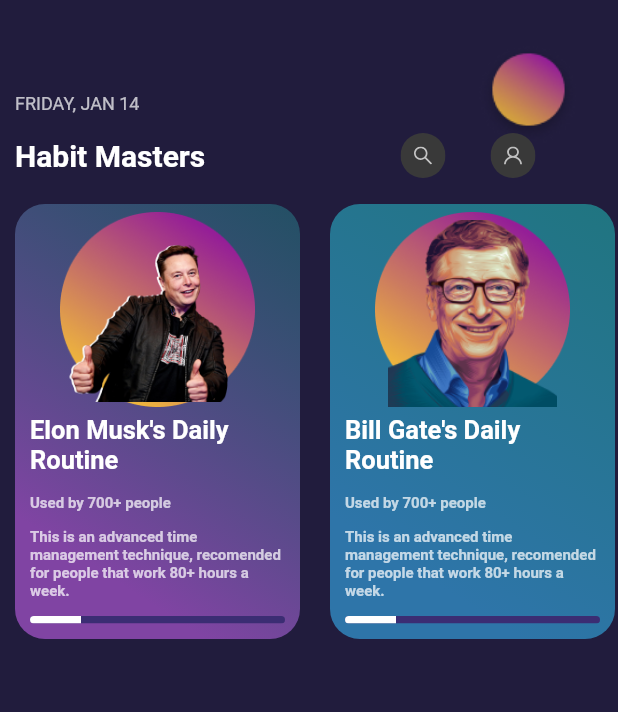
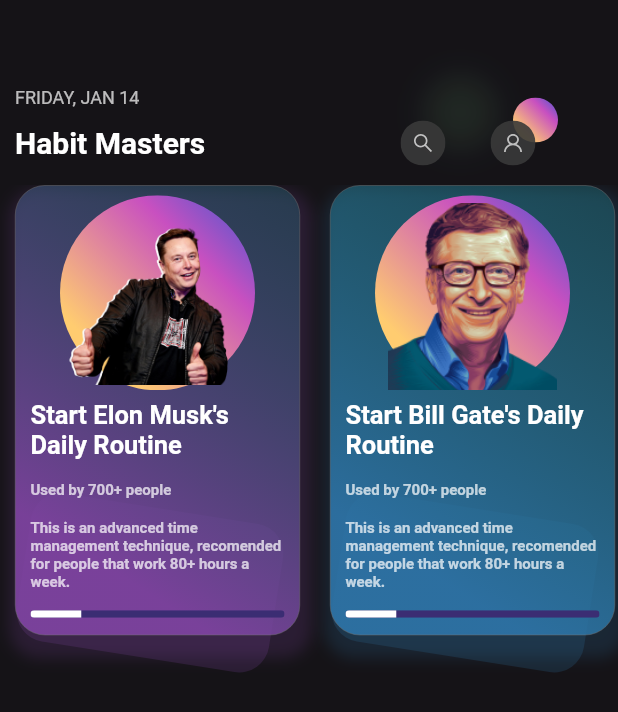
Before and after one commit to ANORAK-MATTFLY/habit_master, a Flutter app: the screen it shows after launch, on a phone screen of 412 x 824 dp. Shown: the top 712 px of the screen. Run offline on Flutter 3.47's test engine with Material 2 defaults, Android fonts, the phone set to English and light mode, and no system bars; our stand-ins replace flutter_svg, google_fonts.

Commit message:
style: refaont the cards

```diff
--- a/lib/features/home/presentation/pages/home_page.dart
+++ b/lib/features/home/presentation/pages/home_page.dart
@@ -1,5 +1,8 @@
+import 'dart:ui';
+
 import 'package:flutter/material.dart';
 import 'package:flutter_svg/svg.dart';
+import 'package:habit_master/shared/features/routine/widgets/circle.dart';
 import 'package:intl/intl.dart';
 
 import 'package:habit_master/features/home/presentation/pages/widgets/card.dart';
@@ -30,13 +33,34 @@
       body: Container(
           height: height,
           width: double.infinity,
-        decoration: const BoxDecoration(
-          image: DecorationImage(
-            image: AssetImage("assets/images/Home-bg.png"),
-            fit: BoxFit.cover,
+          decoration: const BoxDecoration(color: Color(0xFF050308)),
+          child: Stack(
+            children: [
+              Positioned(
+                right: 80.0,
+                top: 50.0,
+                child: ClipRRect(
+                    borderRadius: BorderRadius.circular(360),
+                    child: Container(
+                        color: const Color(0x2F88DA88).withOpacity(0.1),
+                        height: 50.0,
+                        width: 50.0)),
               ),
+              BackdropFilter(
+                filter: ImageFilter.blur(sigmaX: 10.0, sigmaY: 10.0),
+                child: Container(
+                    color: Colors.grey.withOpacity(0.1),
+                    height: MediaQuery.of(context).size.height,
+                    width: MediaQuery.of(context).size.width),
               ),
-        child: Column(
+              Stack(
+                children: [
+                  Positioned(
+                      right: 40.0,
+                      top: 65.0,
+                      child: Container(
+                          height: 30, width: 30, child: const Circle())),
+                  Column(
                     children: [
                       Expanded(
                         child: Container(
@@ -54,7 +78,8 @@
                                 ),
                               ),
                               Row(
-                      mainAxisAlignment: MainAxisAlignment.spaceBetween,
+                                mainAxisAlignment:
+                                    MainAxisAlignment.spaceBetween,
                                 children: [
                                   const Text(
                                     "Habit Masters",
@@ -68,24 +93,29 @@
                                     width: 200.0,
                                     // color: Colors.e
                                     child: Row(
-                            mainAxisAlignment: MainAxisAlignment.center,
+                                      mainAxisAlignment:
+                                          MainAxisAlignment.center,
                                       children: [
                                         Padding(
-                                padding: const EdgeInsets.only(right: 30.0),
+                                          padding: const EdgeInsets.only(
+                                              right: 30.0),
                                           child: ClipRRect(
-                                  borderRadius: const BorderRadius.all(
+                                            borderRadius:
+                                                const BorderRadius.all(
                                               Radius.circular(360.0),
                                             ),
                                             child: Container(
                                               height: 30.0,
                                               width: 30.0,
-                                    color: const Color(0xFF393939),
+                                              color: const Color(0xFF393939)
+                                                  .withOpacity(0.9),
                                               child: Center(
                                                 child: SvgPicture.asset(
                                                     "assets/svg/search-icon.svg",
                                                     // color: Colors.red,
                                                     height: 12,
-                                          semanticsLabel: 'A red up arrow'),
+                                                    semanticsLabel:
+                                                        'A red up arrow'),
                                               ),
                                             ),
                                           ),
@@ -96,15 +126,15 @@
                                           child: Container(
                                             height: 30.0,
                                             width: 30.0,
-                                  decoration: const BoxDecoration(
-                                    color: Color(0xFF393939),
-                                  ),
+                                            color: const Color(0xFF393939)
+                                                .withOpacity(0.9),
                                             child: Center(
                                               child: SvgPicture.asset(
                                                   "assets/svg/user-profile-icon.svg",
                                                   // color: Colors.red,
                                                   height: 12,
-                                        semanticsLabel: 'A red up arrow'),
+                                                  semanticsLabel:
+                                                      'A red up arrow'),
                                             ),
                                           ),
                                         ),
@@ -118,7 +148,8 @@
                         ),
                       ),
                       Container(
-              height: 300.0,
+                        height: 350.0,
+                        // color: Colors.green,
                         padding: const EdgeInsets.symmetric(vertical: 5.0),
                         child: const PrebuiltCard(),
                       ),
@@ -128,7 +159,10 @@
                       ),
                     ],
                   ),
+                ],
               ),
+            ],
+          )),
     );
   }
 }
--- a/lib/features/home/presentation/pages/widgets/card.dart
+++ b/lib/features/home/presentation/pages/widgets/card.dart
@@ -1,3 +1,4 @@
+import 'dart:math' as math;
 import 'package:flutter/material.dart';
 import 'package:google_fonts/google_fonts.dart';
 import 'package:habit_master/shared/features/routine/models/routine.dart';
@@ -19,23 +20,62 @@
       itemBuilder: (BuildContext context, int index) {
         final routine = routines[index];
         final cardPositionIsOdd = routines.indexOf(routine).isEven;
-        return Padding(
+        return Stack(
+          children: [
+            Positioned(
+              bottom: 25.0,
+              left: 15.0,
+              child: Transform.rotate(
+                angle: -math.pi / -20,
+                child: Container(
+                  decoration: BoxDecoration(
+                    color: cardPositionIsOdd
+                        ? const Color(0xFF8044A3).withOpacity(0.2)
+                        : const Color(0xFF2E75A9).withOpacity(0.2),
+                    borderRadius: const BorderRadius.all(
+                      Radius.circular(20.0),
+                    ),
+                  ),
+                  height: 100.0,
+                  width: 170.0,
+                ),
+              ),
+            ),
+            Padding(
               padding: const EdgeInsets.symmetric(horizontal: 10.0),
               child: Container(
                 width: 190.0,
-              padding:
-                  const EdgeInsets.only(left: 10.0, right: 10.0, bottom: 10.0),
+                height: 300.0,
+                padding: const EdgeInsets.only(
+                    left: 10.0, right: 10.0, bottom: 10.0),
                 decoration: BoxDecoration(
+                  border: Border.all(
+                      color: const Color(0xFF747474),
+                      style: BorderStyle.solid,
+                      width: 0.3),
                   borderRadius: const BorderRadius.all(
                     Radius.circular(20.0),
                   ),
+                  boxShadow: [
+                    BoxShadow(
+                      color: cardPositionIsOdd
+                          ? const Color(0xFF8044A3).withOpacity(0.2)
+                          : const Color(0xFF2E75A9).withOpacity(0.2),
+                      spreadRadius: 6,
+                      blurRadius: 8,
+                      offset: const Offset(2, 9), // changes position of shadow
+                    ),
+                  ],
                   gradient: LinearGradient(
                       colors: cardPositionIsOdd
                           ? [
-                            const Color(0xB0246776),
-                            const Color(0xFF8044A3),
+                              const Color(0xB0246776).withOpacity(0.4),
+                              const Color(0xFF8044A3).withOpacity(0.9),
                             ]
-                        : [const Color(0xFF207580), const Color(0xFF2E75A9)],
+                          : [
+                              const Color(0xFF207580).withOpacity(0.4),
+                              const Color(0xFF2E75A9).withOpacity(0.9)
+                            ],
                       begin: Alignment.topRight,
                       end: Alignment.bottomLeft,
                       stops: const [0.0, 0.8],
@@ -75,7 +115,7 @@
                       ),
                     ),
                     Text(
-                    "${routine.ownerName!}'s Daily Routine",
+                      "Start ${routine.ownerName!}'s Daily Routine",
                       style: GoogleFonts.roboto(
                         textStyle: const TextStyle(
                             color: Colors.white,
@@ -122,7 +162,10 @@
                       ),
                     )
                   ],
-              )),
+                ),
+              ),
+            ),
+          ],
         );
       },
     );
--- a/lib/shared/features/routine/widgets/circle.dart
+++ b/lib/shared/features/routine/widgets/circle.dart
@@ -4,13 +4,18 @@
   const Circle({Key? key}) : super(key: key);
   @override
   Widget build(BuildContext context) {
-    return Container(
-      width: 130.0,
-      height: 130.0,
-      decoration: const BoxDecoration(
-        image: DecorationImage(
-          image: AssetImage("assets/images/circle.png"),
-          fit: BoxFit.contain,
+    return ClipRRect(
+      borderRadius: BorderRadius.circular(360),
+      child: Container(
+        width: 130.0,
+        height: 130.0,
+        decoration: const BoxDecoration(
+          gradient: LinearGradient(
+              colors: [Color(0xFF4158D0), Color(0xFFC850C0), Color(0xFFFFCC70)],
+              begin: Alignment.topRight,
+              end: Alignment.bottomLeft,
+              stops: [0.0, 0.3, 0.8],
+              tileMode: TileMode.clamp),
         ),
       ),
     );
```
Lines whose indentation alone changed are shown as unchanged.
